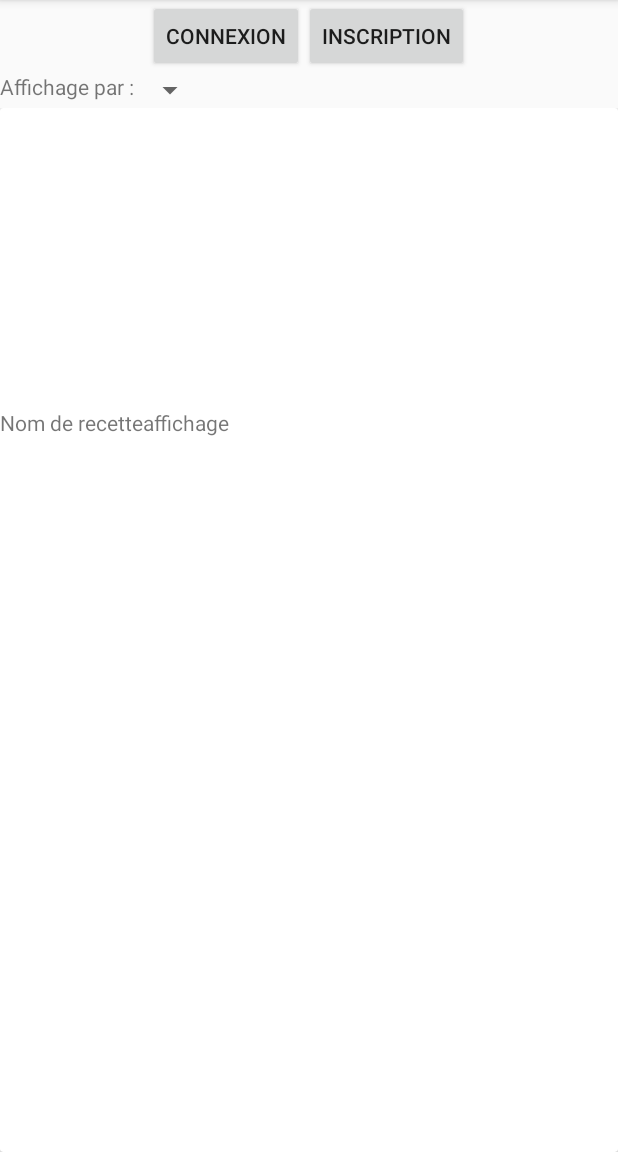
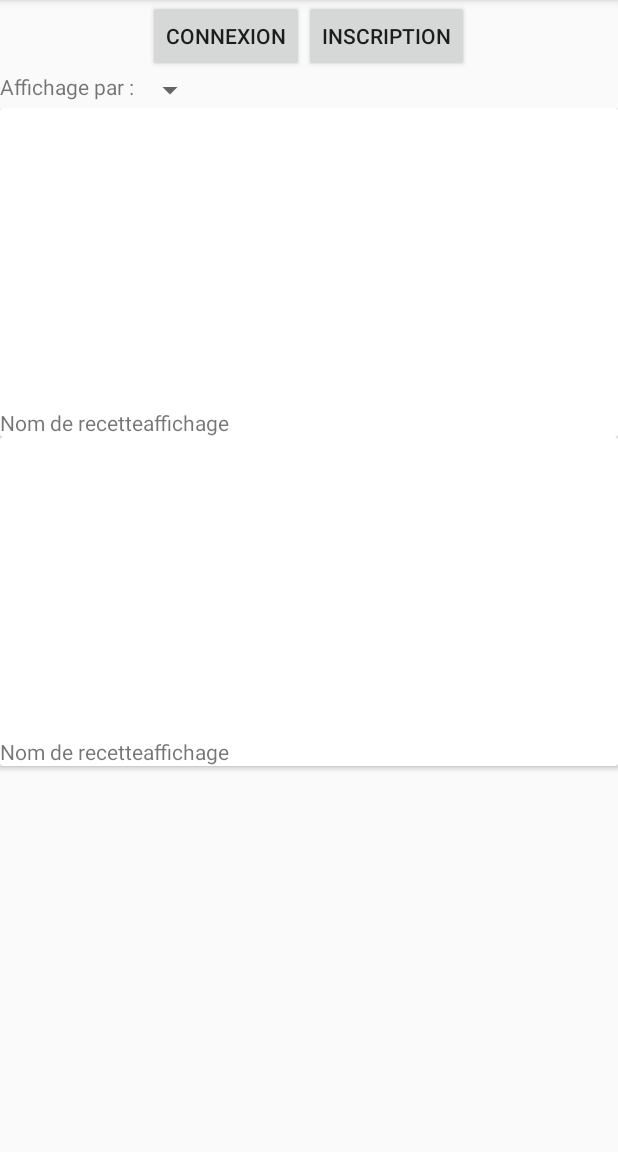
Before and after one commit to commandantmarcos/recettes, an Android app: the screen it shows after launch (MainActivity), on a phone screen of 412 x 824 dp, the part 84-1236 px from its top. Run offline under Robolectric (Android 15) with nearby library versions, the phone set to English and light mode, and no system bars; our stand-ins replace Picasso; pictures from the network do not load; 6 statements that could not run were skipped.

Commit message:
Amélioration de l'affichage de la page d'accueil de l'appli

```diff
--- a/app/src/main/java/com/ldnr/recettes/Activities/MainActivity.java
+++ b/app/src/main/java/com/ldnr/recettes/Activities/MainActivity.java
@@ -33,14 +33,14 @@ public class MainActivity extends AppCompatActivity {
 		recipes.add(r1);
 		int displayMode = getResources().getConfiguration().orientation;
 
-		/*if(displayMode == 1) {*/
+		if(displayMode == 1) {
 			//définit l'agencement des cellules, ici de façon verticale, comme une ListView
 			recyclerView.setLayoutManager(new LinearLayoutManager(this));
-		//} else {
+		} else {
 
 			//pour adapter en grille comme une RecyclerView, avec 2 cellules par ligne
-			//recyclerView.setLayoutManager(new GridLayoutManager(this,2));
-		//}
+			recyclerView.setLayoutManager(new GridLayoutManager(this,2));
+		}
 
 		//puis créer un MyAdapter, lui fournir notre liste de villes.
 		//cet adapter servira à remplir notre recyclerview
--- a/app/src/main/res/layout/cell_cards.xml
+++ b/app/src/main/res/layout/cell_cards.xml
@@ -4,7 +4,7 @@
     xmlns:app="http://schemas.android.com/apk/res-auto"
     xmlns:tools="http://schemas.android.com/tools"
     android:layout_width="match_parent"
-    android:layout_height="match_parent">
+    android:layout_height="wrap_content">
 
     <LinearLayout
         android:layout_width="match_parent"
```
